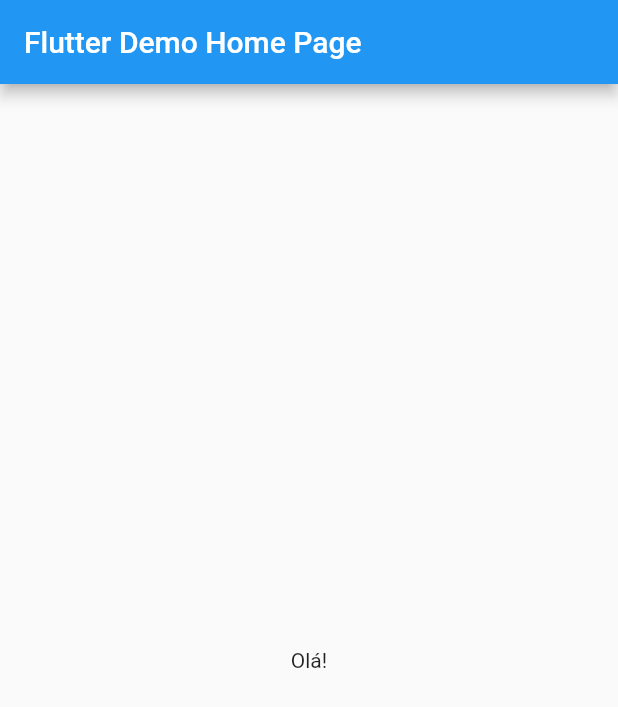
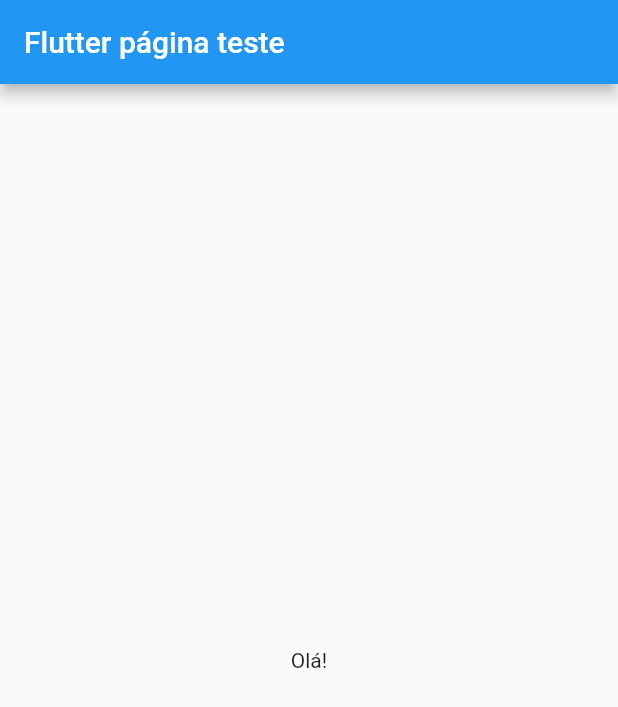
Before and after one commit to lennontaqua/projetologica2022A, a Flutter app: the screen it shows after launch, on a phone screen of 412 x 824 dp. Shown: the top 707 px of the screen. Run offline on Flutter 3.47's test engine with Material 2 defaults, Android fonts, the phone set to English and light mode, and no system bars.

Commit message:
Update main.dart

```diff
--- a/lib/main.dart
+++ b/lib/main.dart
@@ -15,7 +15,7 @@ class MyApp extends StatelessWidget {
         primarySwatch: Colors.blue,
       ),
       // A widget which will be started on application startup
-      home: MyHomePage(title: 'Flutter Demo Home Page'),
+      home: MyHomePage(title: 'Flutter página teste'),
     );
   }
 }
```
